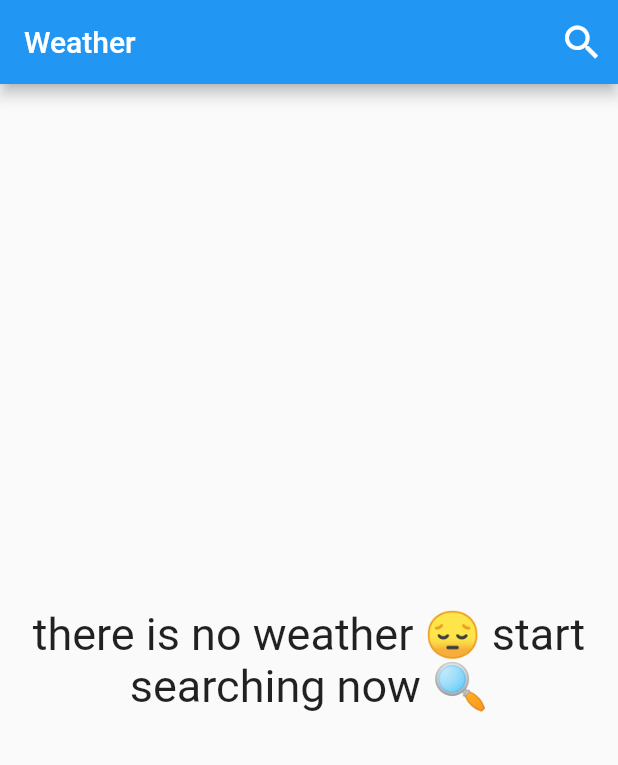
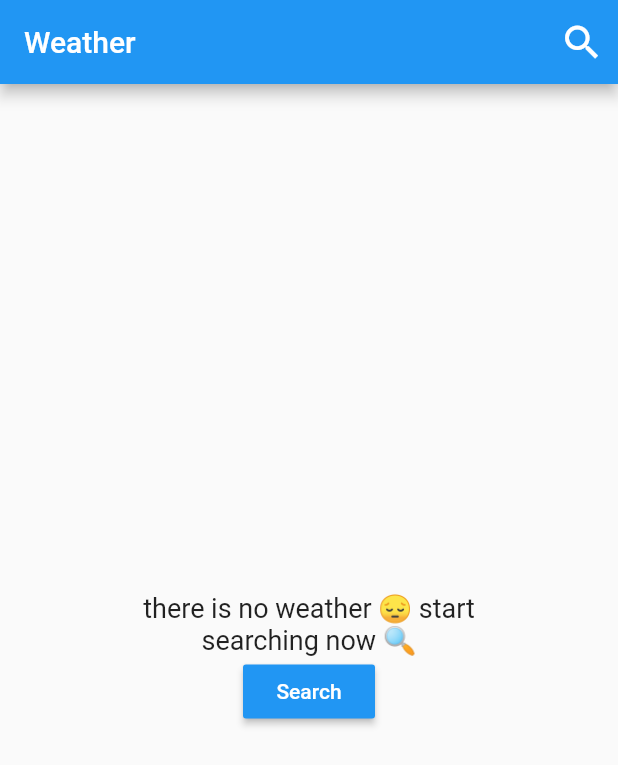
Before and after one commit to mohamedaa123654/weather_app, a Flutter app: the screen it shows after launch, on a phone screen of 412 x 824 dp. Shown: the top 765 px of the screen. Run offline on Flutter 3.47's test engine with Material 2 defaults, Android fonts, the phone set to English and light mode, and no system bars.

Commit message:
display api data

```diff
--- a/lib/main.dart
+++ b/lib/main.dart
@@ -5,23 +5,27 @@ import 'package:weather/pages/home.dart';
 import 'package:weather/provider/weather_provider.dart';
 
 void main() {
-  runApp(MyApp());
+  runApp(ChangeNotifierProvider(
+      create: (context) {
+        return WeatherProvider();
+      },
+      child: MyApp()));
 }
 
 class MyApp extends StatelessWidget {
   // This widget is the root of your application.
   @override
   Widget build(BuildContext context) {
-    return ChangeNotifierProvider(
-      create: (context) {
-        return WeatherProvider();
-      },
-      child: MaterialApp(
-        theme: ThemeData(
-          primarySwatch: Colors.blue,
-        ),
-        home: HomePage(),
+    return MaterialApp(
+      theme: ThemeData(
+        primarySwatch: Provider.of<WeatherProvider>(context).weatherData == null
+            ? Colors.blue
+            : Provider.of<WeatherProvider>(context)
+                .weatherData
+                ?.getThemeColor(),
       ),
+      debugShowCheckedModeBanner: false,
+      home: HomePage(),
     );
   }
 }
--- a/lib/pages/home.dart
+++ b/lib/pages/home.dart
@@ -1,5 +1,6 @@
 import 'package:flutter/material.dart';
 import 'package:provider/provider.dart';
+import 'package:weather/main.dart';
 import 'package:weather/models/weather_model.dart';
 import 'package:weather/pages/search.dart';
 import 'package:weather/provider/weather_provider.dart';
@@ -11,12 +12,15 @@ class HomePage extends StatefulWidget {
   State<HomePage> createState() => _HomePageState();
 }
 
-// WeatherModel? weatherData;
+class _HomePageState extends State<HomePage> {
+  void updateUi() {
+    setState(() {});
+  }
 
-class _HomePageState extends State<HomePage> {
+  WeatherModel? weatherData;
   @override
   Widget build(BuildContext context) {
-    // weatherData = Provider.of<WeatherProvider>(context).weatherData;
+    weatherData = Provider.of<WeatherProvider>(context).weatherData;
     return Scaffold(
       appBar: AppBar(
         title: Text('Weather'),
@@ -41,20 +45,95 @@ class _HomePageState extends State<HomePage> {
                   Text(
                     'there is no weather 😔 start',
                     style: TextStyle(
-                      fontSize: 30,
+                      fontSize: 18,
                     ),
                   ),
                   Text(
                     'searching now 🔍',
                     style: TextStyle(
-                      fontSize: 30,
+                      fontSize: 18,
                     ),
-                  )
+                  ),
+                  MaterialButton(
+                    onPressed: () {
+                      Navigator.push(
+                          context,
+                          MaterialPageRoute(
+                              builder: (context) => SearchPage()));
+                    },
+                    child: Text('Search',
+                        style: TextStyle(
+                          color: Colors.white,
+                        )),
+                    color: Colors.blue,
+                  ),
                 ],
               ),
             )
           : Container(
-              child: Text('done'),
+              // child: Text('done'),
+              decoration: BoxDecoration(
+                  gradient: LinearGradient(
+                colors: [
+                  weatherData!.getThemeColor(),
+                  weatherData!.getThemeColor()[300]!,
+                  weatherData!.getThemeColor()[100]!,
+                ],
+                begin: Alignment.topCenter,
+                end: Alignment.bottomCenter,
+              )),
+              child: Column(
+                mainAxisAlignment: MainAxisAlignment.center,
+                children: [
+                  const Spacer(
+                    flex: 3,
+                  ),
+                  Text(
+                    Provider.of<WeatherProvider>(context).cityName!,
+                    style: TextStyle(
+                      fontSize: 32,
+                      fontWeight: FontWeight.bold,
+                    ),
+                  ),
+                  Text(
+                    'updated at : ${weatherData!.date.hour.toString()}:${weatherData!.date.minute.toString()}',
+                    style: TextStyle(
+                      fontSize: 22,
+                    ),
+                  ),
+                  Spacer(),
+                  Row(
+                    mainAxisAlignment: MainAxisAlignment.spaceEvenly,
+                    children: [
+                      Image.asset(weatherData!.getImage()),
+                      Text(
+                        weatherData!.temp.toInt().toString(),
+                        style: TextStyle(
+                          fontSize: 32,
+                          fontWeight: FontWeight.bold,
+                        ),
+                      ),
+                      Column(
+                        children: [
+                          Text('maxTemp :${weatherData!.maxTemp.toInt()}'),
+                          Text('minTemp : ${weatherData!.minTemp.toInt()}'),
+                        ],
+                      ),
+                    ],
+                  ),
+                  Spacer(),
+                  Text(
+                    weatherData!.weatherStateName,
+                    style: TextStyle(
+                      fontSize: 32,
+                      fontWeight: FontWeight.bold,
+                    ),
+                  ),
+                  Spacer(
+                    flex: 5,
+                  ),
+                ],
+              ),
             ),
     );
   }
--- a/lib/provider/weather_provider.dart
+++ b/lib/provider/weather_provider.dart
@@ -3,6 +3,7 @@ import 'package:weather/models/weather_model.dart';
 
 class WeatherProvider extends ChangeNotifier {
   WeatherModel? _weatherData;
+  String? cityName;
 
   set weatherData(WeatherModel? weather) {
     _weatherData = weather;
--- a/pubspec.yaml
+++ b/pubspec.yaml
@@ -58,9 +58,8 @@ flutter:
   uses-material-design: true
 
   # To add assets to your application, add an assets section, like this:
-  # assets:
-  #   - images/a_dot_burr.jpeg
-  #   - images/a_dot_ham.jpeg
+  assets:
+    - assets/images/
 
   # An image asset can refer to one or more resolution-specific "variants", see
   # https://flutter.dev/assets-and-images/#resolution-aware.
```
Also changed, not shown: lib/models/weather_model.dart (+46 -2 lines), lib/pages/search.dart (+19 -3 lines), lib/services/weather_service.dart (+12 -7 lines), 1 other file.
